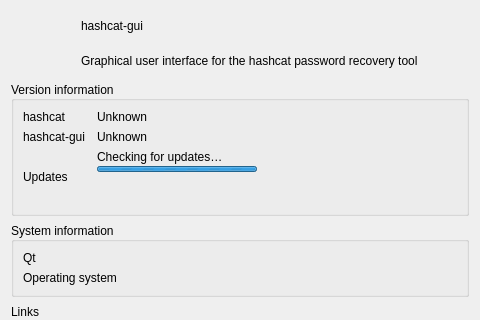
rgroesslinger/hashcat-gui, file src/aboutdialog.ui: the form before one commit; both pictures show x 0 to 480 and y 0 to 320 of the 480 by 458 pixel window.
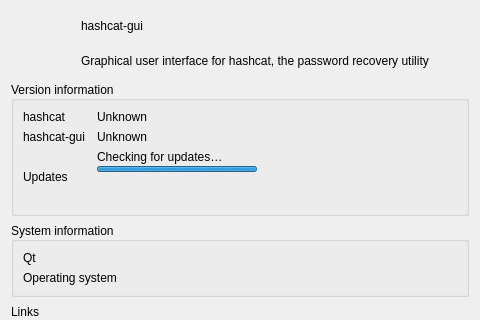
The form after the commit.

Diff of the .ui file:
```diff
--- a/src/aboutdialog.ui
+++ b/src/aboutdialog.ui
@@ -53,7 +53,7 @@
        <item>
         <widget class="QLabel" name="label_app_description">
          <property name="text">
-          <string>Graphical user interface for the hashcat password recovery tool</string>
+          <string>Graphical user interface for hashcat, the password recovery utility</string>
          </property>
          <property name="alignment">
           <set>Qt::AlignmentFlag::AlignLeading|Qt::AlignmentFlag::AlignLeft|Qt::AlignmentFlag::AlignVCenter</set>
```
